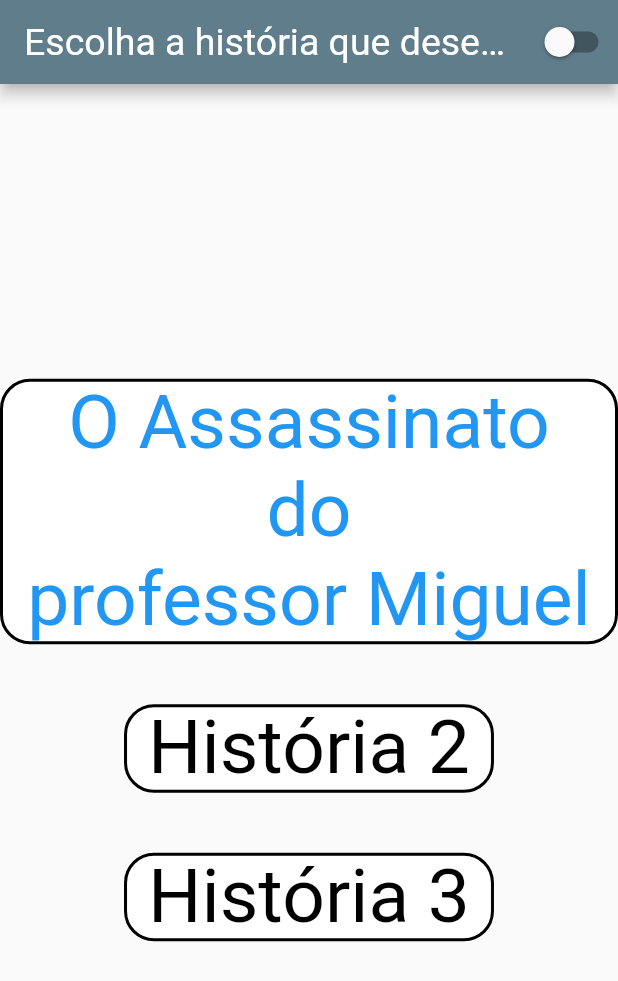
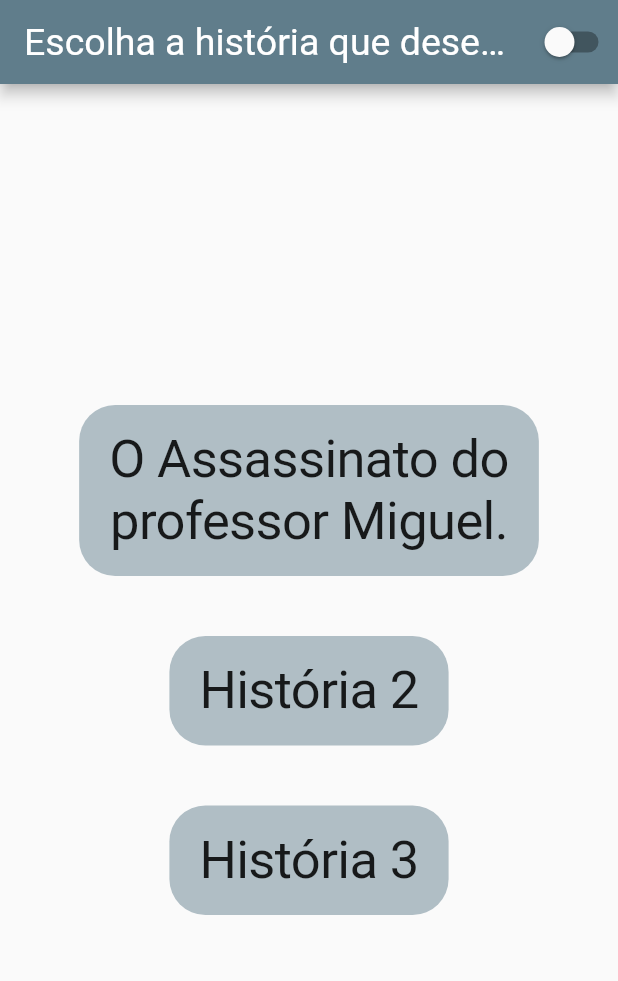
Before and after one commit to gvheisler/app_dccg, a Flutter app: the screen it shows after launch, on a phone screen of 412 x 824 dp. Shown: the top 981 px of the screen. Run offline on Flutter 3.47's test engine with Material 2 defaults, Android fonts, the phone set to English and light mode, and no system bars.

Commit message:
botoes iniciais alterados

```diff
--- a/lib/pages/selection_page.dart
+++ b/lib/pages/selection_page.dart
@@ -17,21 +17,20 @@ class SelectionScreen extends StatelessWidget {
         width: double.infinity,
         child: Column(
           mainAxisAlignment: MainAxisAlignment.center,
-          children: [
-            Center(
-              child: OutlinedButton(
+          children: const [
+              /*child: OutlinedButton(
                 onPressed: (){
                   Navigator.of(context).pushReplacementNamed('/home');
                 },
                 child: (
                     Text('O Assassinato do\nprofessor Miguel', textAlign: TextAlign.center,)
                 ),
-              ),
-            ),
-            const SizedBox(height: 40,),
-            const DefaultButton(route: '', text: 'História 2',),
-            const SizedBox(height: 40,),
-            const DefaultButton(route: '', text: 'História 3',),
+        ),*/
+            DefaultCButton(route: '/home', text: 'O Assassinato do\nprofessor Miguel.'),
+            SizedBox(height: 40,),
+            DefaultCButton(route: '', text: 'História 2',),
+            SizedBox(height: 40,),
+            DefaultCButton(route: '', text: 'História 3',),
           ],
         ),
       ),
```
